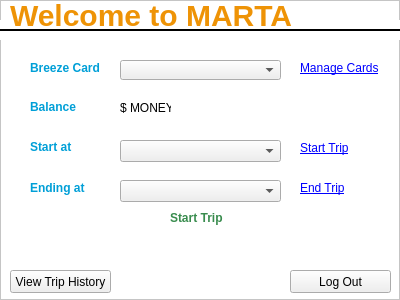
Before: the Qt Designer form app/ui/welcomeToMarta.ui in alishan-kaisani/CS4400-GUI, drawn with Qt 5.
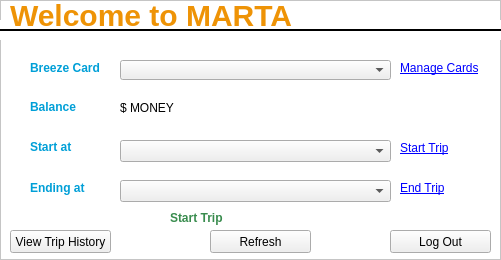
After: the same form once the commit is applied. Icons and pictures are not drawn.

```diff
--- a/app/ui/welcomeToMarta.ui
+++ b/app/ui/welcomeToMarta.ui
@@ -2,12 +2,15 @@
 <ui version="4.0">
  <class>Frame</class>
  <widget class="QFrame" name="Frame">
+  <property name="enabled">
+   <bool>true</bool>
+  </property>
   <property name="geometry">
    <rect>
     <x>0</x>
     <y>0</y>
-    <width>400</width>
-    <height>300</height>
+    <width>501</width>
+    <height>260</height>
    </rect>
   </property>
   <property name="windowTitle">
@@ -34,7 +37,7 @@
   <widget class="QLabel" name="manageCardsLabel">
    <property name="geometry">
     <rect>
-     <x>300</x>
+     <x>400</x>
      <y>60</y>
      <width>81</width>
      <height>16</height>
@@ -50,7 +53,7 @@
   <widget class="QLabel" name="endTripLabel">
    <property name="geometry">
     <rect>
-     <x>300</x>
+     <x>400</x>
      <y>180</y>
      <width>51</width>
      <height>16</height>
@@ -69,7 +72,7 @@
    </property>
    <property name="geometry">
     <rect>
-     <x>300</x>
+     <x>400</x>
      <y>140</y>
      <width>81</width>
      <height>16</height>
@@ -87,7 +90,7 @@
     <rect>
      <x>120</x>
      <y>60</y>
-     <width>161</width>
+     <width>271</width>
      <height>20</height>
     </rect>
    </property>
@@ -135,7 +138,7 @@
     <rect>
      <x>120</x>
      <y>140</y>
-     <width>161</width>
+     <width>271</width>
      <height>22</height>
     </rect>
    </property>
@@ -153,7 +156,7 @@
    <property name="geometry">
     <rect>
      <x>10</x>
-     <y>270</y>
+     <y>230</y>
      <width>101</width>
      <height>23</height>
     </rect>
@@ -180,7 +183,7 @@
     <rect>
      <x>120</x>
      <y>180</y>
-     <width>161</width>
+     <width>271</width>
      <height>22</height>
     </rect>
    </property>
@@ -209,7 +212,7 @@
     <rect>
      <x>120</x>
      <y>100</y>
-     <width>51</width>
+     <width>81</width>
      <height>16</height>
     </rect>
    </property>
@@ -223,8 +226,8 @@
   <widget class="QPushButton" name="logOutButton">
    <property name="geometry">
     <rect>
-     <x>290</x>
-     <y>270</y>
+     <x>390</x>
+     <y>230</y>
      <width>101</width>
      <height>23</height>
     </rect>
@@ -241,7 +244,7 @@
     <rect>
      <x>0</x>
      <y>20</y>
-     <width>401</width>
+     <width>501</width>
      <height>20</height>
     </rect>
    </property>
@@ -306,7 +309,7 @@
     <rect>
      <x>170</x>
      <y>210</y>
-     <width>61</width>
+     <width>121</width>
      <height>16</height>
     </rect>
    </property>
@@ -317,6 +320,19 @@
     <string>Start Trip</string>
    </property>
   </widget>
+  <widget class="QPushButton" name="refreshButton">
+   <property name="geometry">
+    <rect>
+     <x>210</x>
+     <y>230</y>
+     <width>101</width>
+     <height>23</height>
+    </rect>
+   </property>
+   <property name="text">
+    <string>Refresh</string>
+   </property>
+  </widget>
  </widget>
  <resources>
   <include location="../qtResources.qrc"/>
```
